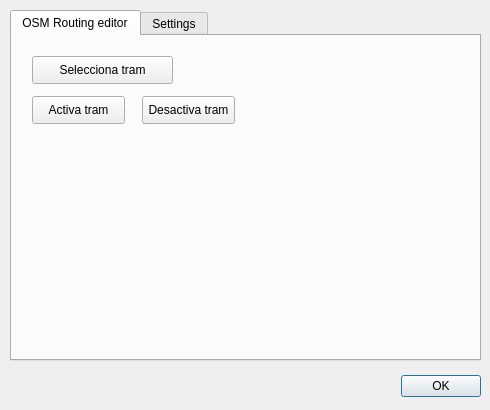
Before: the Qt Designer form osm_routing_editor_dialog_base.ui in tuskjant/OSMEditorForRouting, drawn with Qt 5.
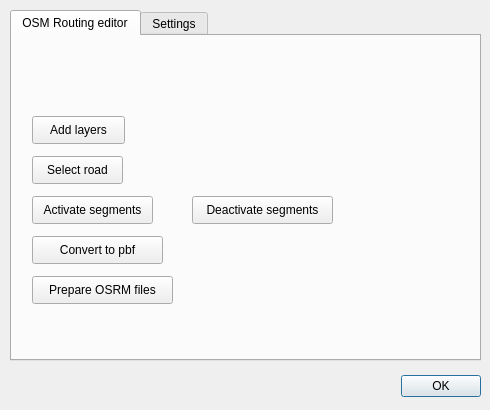
After: the same form once the commit is applied. Custom widgets are drawn as their Qt base class.

Commit message: modified ui: adde: add layers, convert to pbf, prepare osrm files

Patch:
```diff
--- a/osm_routing_editor_dialog_base.ui
+++ b/osm_routing_editor_dialog_base.ui
@@ -33,13 +33,13 @@
      <property name="geometry">
       <rect>
        <x>20</x>
-       <y>20</y>
-       <width>141</width>
+       <y>120</y>
+       <width>91</width>
        <height>28</height>
       </rect>
      </property>
      <property name="text">
-      <string>Selecciona tram</string>
+      <string>Select road</string>
      </property>
      <property name="checkable">
       <bool>true</bool>
@@ -49,26 +49,65 @@
      <property name="geometry">
       <rect>
        <x>20</x>
-       <y>60</y>
-       <width>93</width>
+       <y>160</y>
+       <width>121</width>
        <height>28</height>
       </rect>
      </property>
      <property name="text">
-      <string>Activa tram</string>
+      <string>Activate segments</string>
      </property>
     </widget>
     <widget class="QPushButton" name="pushButtonDesactiva">
      <property name="geometry">
       <rect>
-       <x>130</x>
-       <y>60</y>
+       <x>180</x>
+       <y>160</y>
+       <width>141</width>
+       <height>28</height>
+      </rect>
+     </property>
+     <property name="text">
+      <string>Deactivate segments</string>
+     </property>
+    </widget>
+    <widget class="QPushButton" name="pushButtonAddLayers">
+     <property name="geometry">
+      <rect>
+       <x>20</x>
+       <y>80</y>
        <width>93</width>
        <height>28</height>
       </rect>
      </property>
      <property name="text">
-      <string>Desactiva tram</string>
+      <string>Add layers</string>
+     </property>
+    </widget>
+    <widget class="QPushButton" name="pushButtonToPbf">
+     <property name="geometry">
+      <rect>
+       <x>20</x>
+       <y>200</y>
+       <width>131</width>
+       <height>28</height>
+      </rect>
+     </property>
+     <property name="text">
+      <string>Convert to pbf</string>
+     </property>
+    </widget>
+    <widget class="QPushButton" name="pushButtonOSRMfiles">
+     <property name="geometry">
+      <rect>
+       <x>20</x>
+       <y>240</y>
+       <width>141</width>
+       <height>28</height>
+      </rect>
+     </property>
+     <property name="text">
+      <string>Prepare OSRM files</string>
      </property>
     </widget>
    </widget>
```
